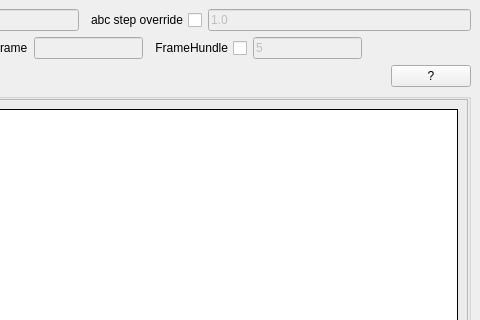
The window that pycode/Exp_gui.ui (n-designdev/ND_AssetExporter) describes before a commit, drawn with Qt 5; both pictures show x 506 to 986 and y 0 to 320 of the 986 by 799 pixel window.
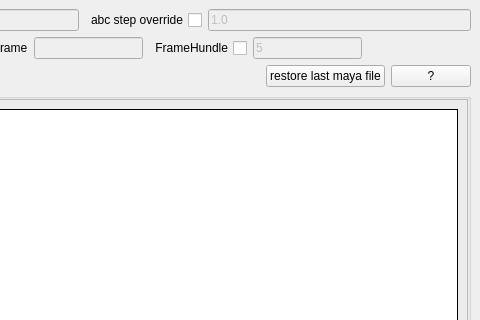
The same window after the commit.

The edit to the form file:
```diff
--- a/pycode/Exp_gui.ui
+++ b/pycode/Exp_gui.ui
@@ -328,6 +328,13 @@
         </property>
        </spacer>
       </item>
+      <item>
+       <widget class="QPushButton" name="restore_last_file_button">
+        <property name="text">
+         <string>restore last maya file</string>
+        </property>
+       </widget>
+      </item>
       <item>
        <widget class="QPushButton" name="help_button">
         <property name="text">
```
